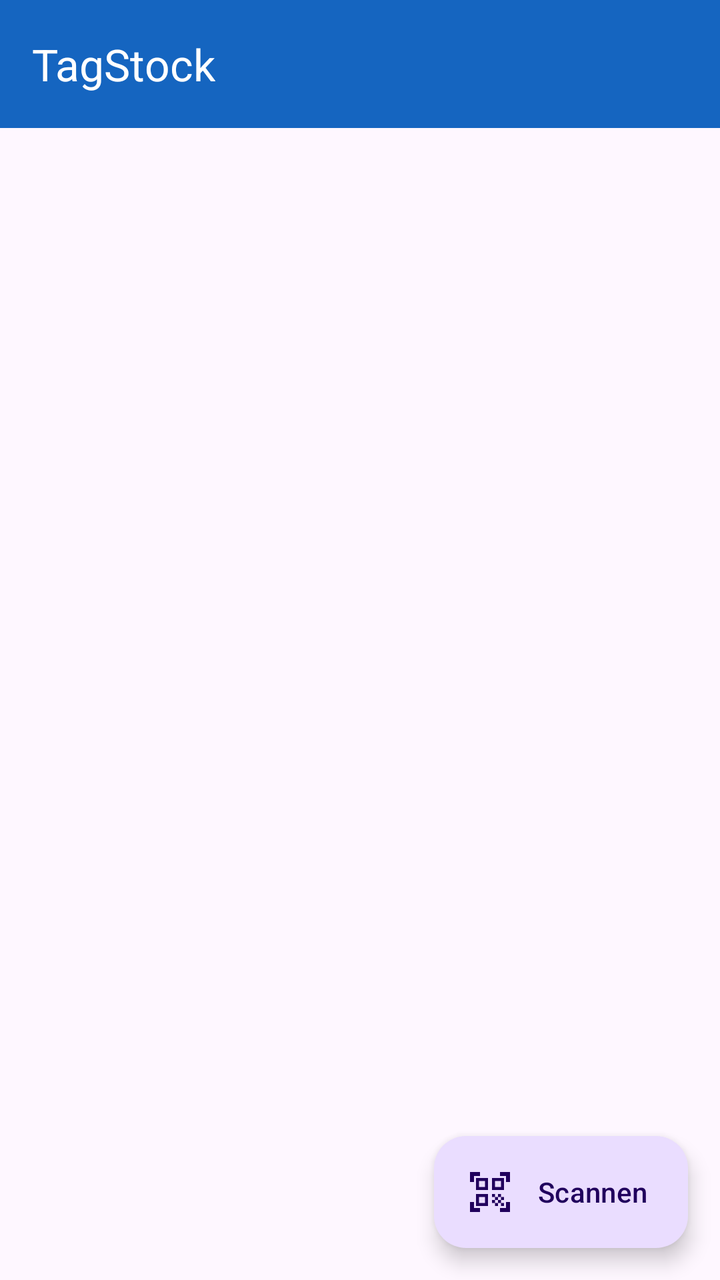
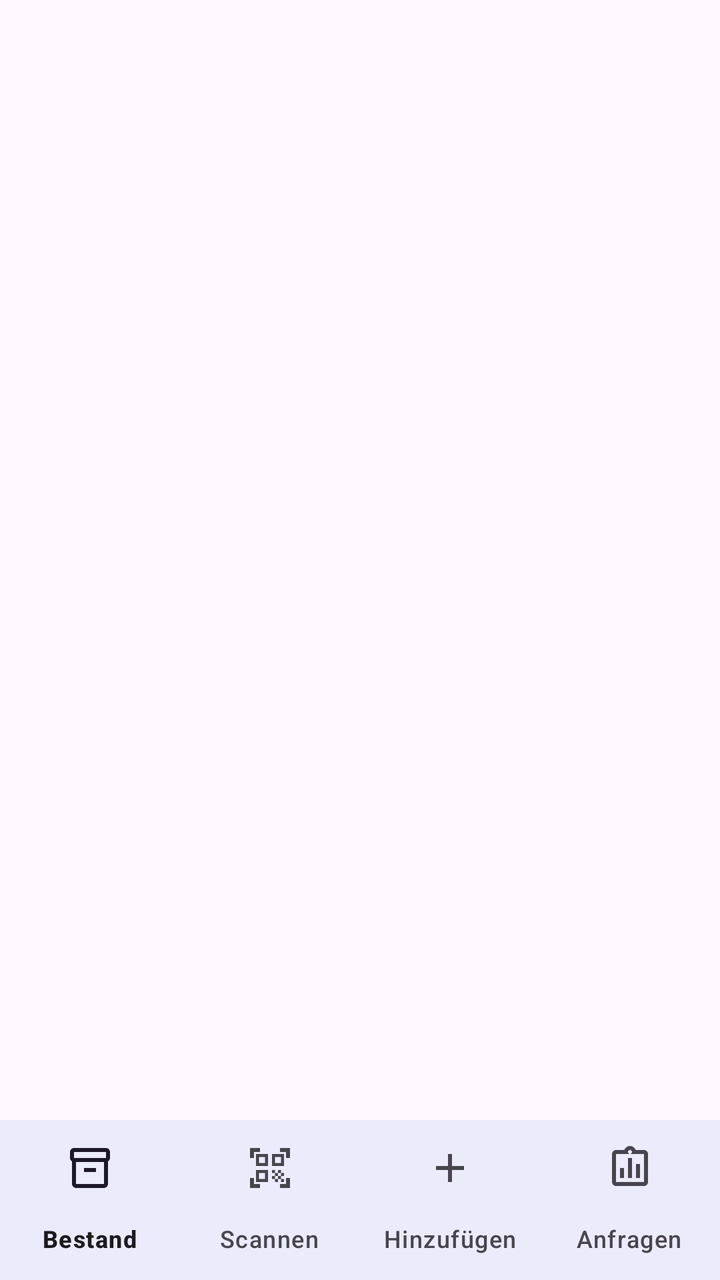

Two renders of the same Android screen: before a commit and after it. Below are the layout's source before the change and the commit's diff.
<!-- AndroidManifest.xml: application theme Theme.TagStock -->
<!-- res/layout/activity_main.xml -->
<?xml version="1.0" encoding="utf-8"?>
<androidx.coordinatorlayout.widget.CoordinatorLayout
    xmlns:android="http://schemas.android.com/apk/res/android"
    xmlns:app="http://schemas.android.com/apk/res-auto"
    android:layout_width="match_parent"
    android:layout_height="match_parent">

    <com.google.android.material.appbar.AppBarLayout
        android:layout_width="match_parent"
        android:layout_height="wrap_content">

        <com.google.android.material.appbar.MaterialToolbar
            android:id="@+id/toolbar"
            android:layout_width="match_parent"
            android:layout_height="?attr/actionBarSize"
            android:background="?attr/colorPrimary"
            app:title="@string/app_name"
            app:titleTextColor="@color/white" />
    </com.google.android.material.appbar.AppBarLayout>

    <androidx.recyclerview.widget.RecyclerView
        android:id="@+id/recyclerLager"
        android:layout_width="match_parent"
        android:layout_height="match_parent"
        android:clipToPadding="false"
        android:paddingBottom="96dp"
        app:layout_behavior="@string/appbar_scrolling_view_behavior" />

    <LinearLayout
        android:id="@+id/emptyView"
        android:layout_width="match_parent"
        android:layout_height="match_parent"
        android:gravity="center"
        android:orientation="vertical"
        android:padding="32dp"
        android:visibility="gone"
        app:layout_behavior="@string/appbar_scrolling_view_behavior">

        <ImageView
            android:layout_width="72dp"
            android:layout_height="72dp"
            android:alpha="0.4"
            android:contentDescription="@null"
            android:src="@drawable/ic_lager" />

        <TextView
            android:layout_width="wrap_content"
            android:layout_height="wrap_content"
            android:layout_marginTop="16dp"
            android:text="@string/lager_leer_titel"
            android:textAppearance="?attr/textAppearanceTitleMedium" />

        <TextView
            android:layout_width="match_parent"
            android:layout_height="wrap_content"
            android:layout_marginTop="8dp"
            android:gravity="center"
            android:text="@string/lager_leer_text"
            android:textAppearance="?attr/textAppearanceBodyMedium" />
    </LinearLayout>

    <com.google.android.material.floatingactionbutton.ExtendedFloatingActionButton
        android:id="@+id/fabScan"
        android:layout_width="wrap_content"
        android:layout_height="wrap_content"
        android:layout_gravity="bottom|end"
        android:layout_margin="16dp"
        android:text="@string/action_scan"
        app:icon="@drawable/ic_scan" />

</androidx.coordinatorlayout.widget.CoordinatorLayout>
<!-- resources referenced by this layout -->
<resources>
  <color name="white">#FFFFFFFF</color>
  <!-- drawable ic_lager (drawable) -->
  <vector xmlns:android="http://schemas.android.com/apk/res/android"
      android:width="24dp"
      android:height="24dp"
      android:viewportWidth="24"
      android:viewportHeight="24"
      android:tint="?attr/colorControlNormal">
      <path
          android:fillColor="@android:color/white"
          android:pathData="M20,2H4C3,2 2,2.9 2,4v3.01C2,7.73 2.43,8.35 3,8.7V20c0,1.1 1.1,2 2,2h14c0.9,0 2,-0.9 2,-2V8.7c0.57,-0.35 1,-0.97 1,-1.69V4C22,2.9 21,2 20,2zM19,20H5V9h14V20zM20,7H4V4h16V7zM9,12h6v2H9z" />
  </vector>
  <!-- drawable ic_scan (drawable) -->
  <vector xmlns:android="http://schemas.android.com/apk/res/android"
      android:width="24dp"
      android:height="24dp"
      android:viewportWidth="24"
      android:viewportHeight="24"
      android:tint="?attr/colorControlNormal">
      <path
          android:fillColor="@android:color/white"
          android:pathData="M9.5,6.5v3h-3v-3H9.5M11,5H5v6h6V5L11,5zM9.5,14.5v3h-3v-3H9.5M11,13H5v6h6V13L11,13zM17.5,6.5v3h-3v-3H17.5M19,5h-6v6h6V5L19,5zM13,13h1.5v1.5H13V13zM14.5,14.5H16V16h-1.5V14.5zM16,13h1.5v1.5H16V13zM13,16h1.5v1.5H13V16zM14.5,17.5H16V19h-1.5V17.5zM16,16h1.5v1.5H16V16zM17.5,14.5H19V16h-1.5V14.5zM17.5,17.5H19V19h-1.5V17.5zM22,7h-2V4h-3V2h5v5zM22,22v-5h-2v3h-3v2h5zM2,22h5v-2H4v-3H2v5zM2,2v5h2V4h3V2H2z" />
  </vector>
  <string name="action_scan">Scannen</string>
  <string name="app_name">TagStock</string>
  <string name="lager_leer_text">Lege dein erstes Lager an, zum Beispiel „Werkstatt“ oder „Keller“. Danach kannst du Artikel per Barcode, QR-Code oder NFC-Tag erfassen.</string>
  <string name="lager_leer_titel">Noch kein Lager angelegt</string>
  <style name="Theme.TagStock" parent="Theme.Material3.DayNight.NoActionBar">
          <item name="colorPrimary">@color/brand_primary</item>
          <item name="colorOnPrimary">@color/white</item>
          <item name="colorSecondary">@color/brand_secondary</item>
          <item name="colorOnSecondary">@color/white</item>
          <item name="android:statusBarColor" tools:targetApi="l">@color/brand_primary_dark</item>
      </style>
  <color name="brand_primary">#1565C0</color>
  <color name="brand_secondary">#00897B</color>
  <color name="brand_primary_dark">#0D47A1</color>
</resources>

<!-- the commit's change to res/layout/activity_main.xml (unified diff, before → after) -->
@@ -1,71 +1,29 @@
 <?xml version="1.0" encoding="utf-8"?>
-<androidx.coordinatorlayout.widget.CoordinatorLayout
-    xmlns:android="http://schemas.android.com/apk/res/android"
+<LinearLayout xmlns:android="http://schemas.android.com/apk/res/android"
     xmlns:app="http://schemas.android.com/apk/res-auto"
     android:layout_width="match_parent"
-    android:layout_height="match_parent">
+    android:layout_height="match_parent"
+    android:orientation="vertical">
 
-    <com.google.android.material.appbar.AppBarLayout
+    <com.google.android.material.appbar.MaterialToolbar
+        android:id="@+id/toolbar"
         android:layout_width="match_parent"
-        android:layout_height="wrap_content">
+        android:layout_height="?attr/actionBarSize"
+        android:background="?attr/colorSurface"
+        app:subtitleTextAppearance="?attr/textAppearanceBodySmall"
+        app:titleTextAppearance="?attr/textAppearanceTitleLarge" />
 
-        <com.google.android.material.appbar.MaterialToolbar
-            android:id="@+id/toolbar"
-            android:layout_width="match_parent"
-            android:layout_height="?attr/actionBarSize"
-            android:background="?attr/colorPrimary"
-            app:title="@string/app_name"
-            app:titleTextColor="@color/white" />
-    </com.google.android.material.appbar.AppBarLayout>
+    <androidx.fragment.app.FragmentContainerView
+        android:id="@+id/fragmentContainer"
+        android:layout_width="match_parent"
+        android:layout_height="0dp"
+        android:layout_weight="1" />
 
-    <androidx.recyclerview.widget.RecyclerView
-        android:id="@+id/recyclerLager"
+    <com.google.android.material.bottomnavigation.BottomNavigationView
+        android:id="@+id/bottomNavigation"
         android:layout_width="match_parent"
-        android:layout_height="match_parent"
-        android:clipToPadding="false"
-        android:paddingBottom="96dp"
-        app:layout_behavior="@string/appbar_scrolling_view_behavior" />
-
-    <LinearLayout
-        android:id="@+id/emptyView"
-        android:layout_width="match_parent"
-        android:layout_height="match_parent"
-        android:gravity="center"
-        android:orientation="vertical"
-        android:padding="32dp"
-        android:visibility="gone"
-        app:layout_behavior="@string/appbar_scrolling_view_behavior">
-
-        <ImageView
-            android:layout_width="72dp"
-            android:layout_height="72dp"
-            android:alpha="0.4"
-            android:contentDescription="@null"
-            android:src="@drawable/ic_lager" />
-
-        <TextView
-            android:layout_width="wrap_content"
-            android:layout_height="wrap_content"
-            android:layout_marginTop="16dp"
-            android:text="@string/lager_leer_titel"
-            android:textAppearance="?attr/textAppearanceTitleMedium" />
-
-        <TextView
-            android:layout_width="match_parent"
-            android:layout_height="wrap_content"
-            android:layout_marginTop="8dp"
-            android:gravity="center"
-            android:text="@string/lager_leer_text"
-            android:textAppearance="?attr/textAppearanceBodyMedium" />
-    </LinearLayout>
-
-    <com.google.android.material.floatingactionbutton.ExtendedFloatingActionButton
-        android:id="@+id/fabScan"
-        android:layout_width="wrap_content"
         android:layout_height="wrap_content"
-        android:layout_gravity="bottom|end"
-        android:layout_margin="16dp"
-        android:text="@string/action_scan"
-        app:icon="@drawable/ic_scan" />
-
-</androidx.coordinatorlayout.widget.CoordinatorLayout>
+        android:background="?attr/colorSurface"
+        app:labelVisibilityMode="labeled"
+        app:menu="@menu/menu_bottom_nav" />
+</LinearLayout>
<!-- resource entries referenced after the edit -->
@@ -1,41 +1,17 @@
 <!-- resources referenced by this layout -->
 <resources>
   <color name="white">#FFFFFFFF</color>
-  <!-- drawable ic_lager (drawable) -->
-  <vector xmlns:android="http://schemas.android.com/apk/res/android"
-      android:width="24dp"
-      android:height="24dp"
-      android:viewportWidth="24"
-      android:viewportHeight="24"
-      android:tint="?attr/colorControlNormal">
-      <path
-          android:fillColor="@android:color/white"
-          android:pathData="M20,2H4C3,2 2,2.9 2,4v3.01C2,7.73 2.43,8.35 3,8.7V20c0,1.1 1.1,2 2,2h14c0.9,0 2,-0.9 2,-2V8.7c0.57,-0.35 1,-0.97 1,-1.69V4C22,2.9 21,2 20,2zM19,20H5V9h14V20zM20,7H4V4h16V7zM9,12h6v2H9z" />
-  </vector>
-  <!-- drawable ic_scan (drawable) -->
-  <vector xmlns:android="http://schemas.android.com/apk/res/android"
-      android:width="24dp"
-      android:height="24dp"
-      android:viewportWidth="24"
-      android:viewportHeight="24"
-      android:tint="?attr/colorControlNormal">
-      <path
-          android:fillColor="@android:color/white"
-          android:pathData="M9.5,6.5v3h-3v-3H9.5M11,5H5v6h6V5L11,5zM9.5,14.5v3h-3v-3H9.5M11,13H5v6h6V13L11,13zM17.5,6.5v3h-3v-3H17.5M19,5h-6v6h6V5L19,5zM13,13h1.5v1.5H13V13zM14.5,14.5H16V16h-1.5V14.5zM16,13h1.5v1.5H16V13zM13,16h1.5v1.5H13V16zM14.5,17.5H16V19h-1.5V17.5zM16,16h1.5v1.5H16V16zM17.5,14.5H19V16h-1.5V14.5zM17.5,17.5H19V19h-1.5V17.5zM22,7h-2V4h-3V2h5v5zM22,22v-5h-2v3h-3v2h5zM2,22h5v-2H4v-3H2v5zM2,2v5h2V4h3V2H2z" />
-  </vector>
-  <string name="action_scan">Scannen</string>
-  <string name="app_name">TagStock</string>
-  <string name="lager_leer_text">Lege dein erstes Lager an, zum Beispiel „Werkstatt“ oder „Keller“. Danach kannst du Artikel per Barcode, QR-Code oder NFC-Tag erfassen.</string>
-  <string name="lager_leer_titel">Noch kein Lager angelegt</string>
+  <color name="brand_hell">#478BEB</color>
   <style name="Theme.TagStock" parent="Theme.Material3.DayNight.NoActionBar">
           <item name="colorPrimary">@color/brand_primary</item>
           <item name="colorOnPrimary">@color/white</item>
-          <item name="colorSecondary">@color/brand_secondary</item>
+          <item name="colorSecondary">@color/brand_hell</item>
           <item name="colorOnSecondary">@color/white</item>
-          <item name="android:statusBarColor" tools:targetApi="l">@color/brand_primary_dark</item>
+          <item name="android:statusBarColor" tools:targetApi="l">?attr/colorSurface</item>
+          <item name="android:windowLightStatusBar" tools:targetApi="m">
+              @bool/heller_statusbalken
+          </item>
       </style>
-  <color name="brand_primary">#1565C0</color>
-  <color name="brand_secondary">#00897B</color>
-  <color name="brand_primary_dark">#0D47A1</color>
+  <color name="brand_primary">#1A6EE6</color>
 </resources>
 
